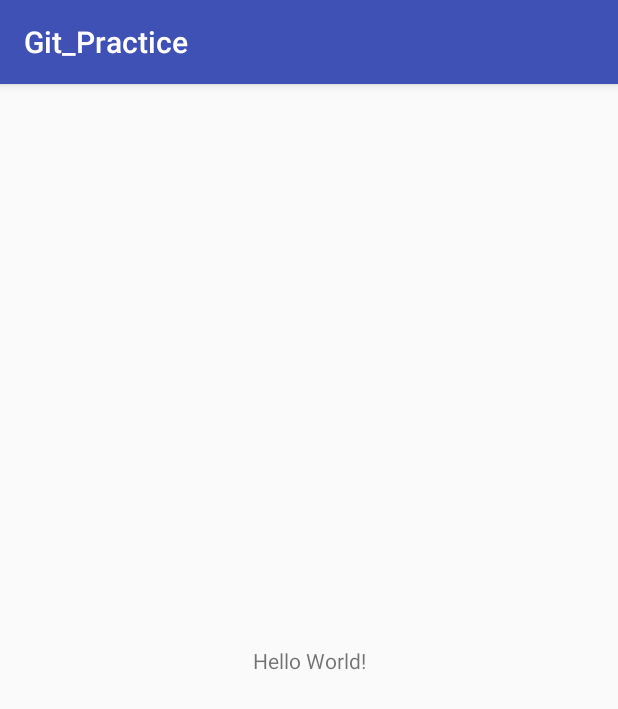
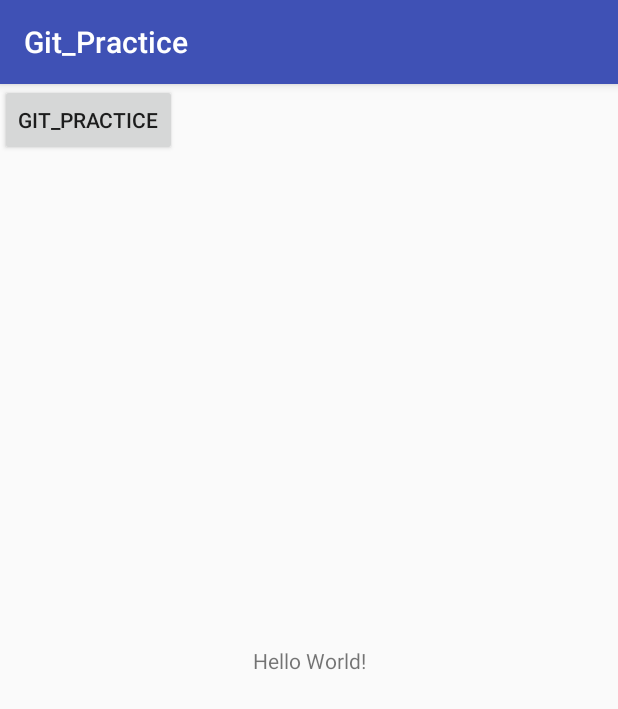
Before and after one commit to runabird36/Git_Practice, an Android app: the screen it shows after launch (MainActivity), on a phone screen of 412 x 824 dp. Shown: the top 709 px of the screen. Run offline under Robolectric (Android 15) with nearby library versions, the phone set to English and light mode, and no system bars.

Commit message:
추가 button

```diff
--- a/app/src/main/res/layout/activity_main.xml
+++ b/app/src/main/res/layout/activity_main.xml
@@ -15,4 +15,10 @@
         app:layout_constraintRight_toRightOf="parent"
         app:layout_constraintTop_toTopOf="parent" />
 
+    <Button
+        android:id="@+id/button"
+        android:layout_width="wrap_content"
+        android:layout_height="wrap_content"
+        android:text="@string/app_name" />
+
 </android.support.constraint.ConstraintLayout>
```
